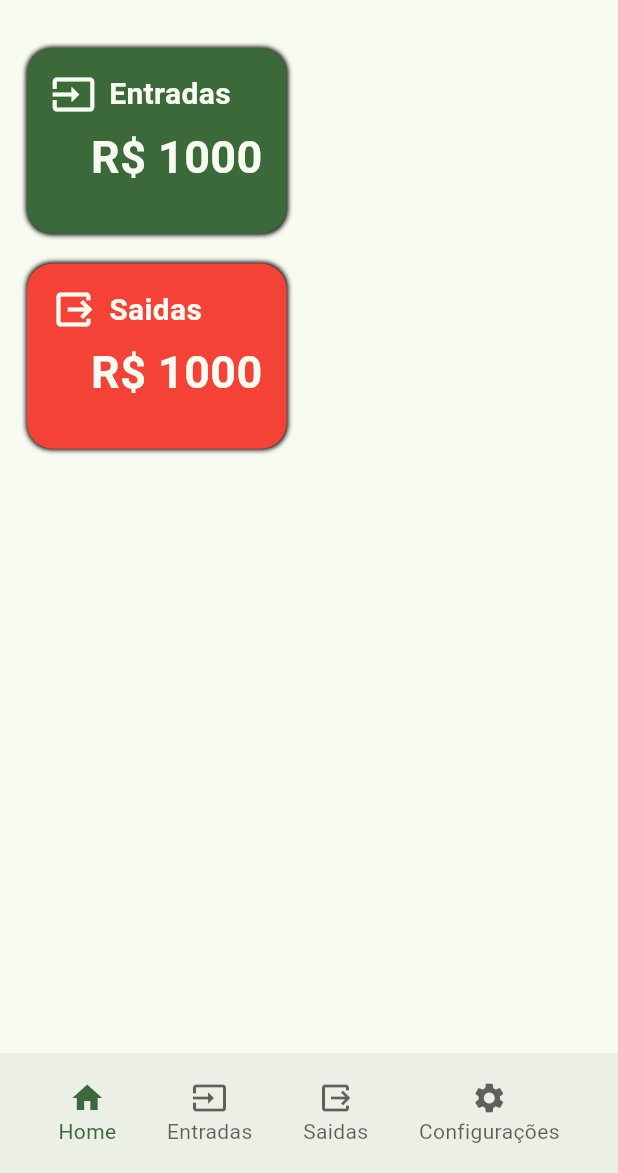
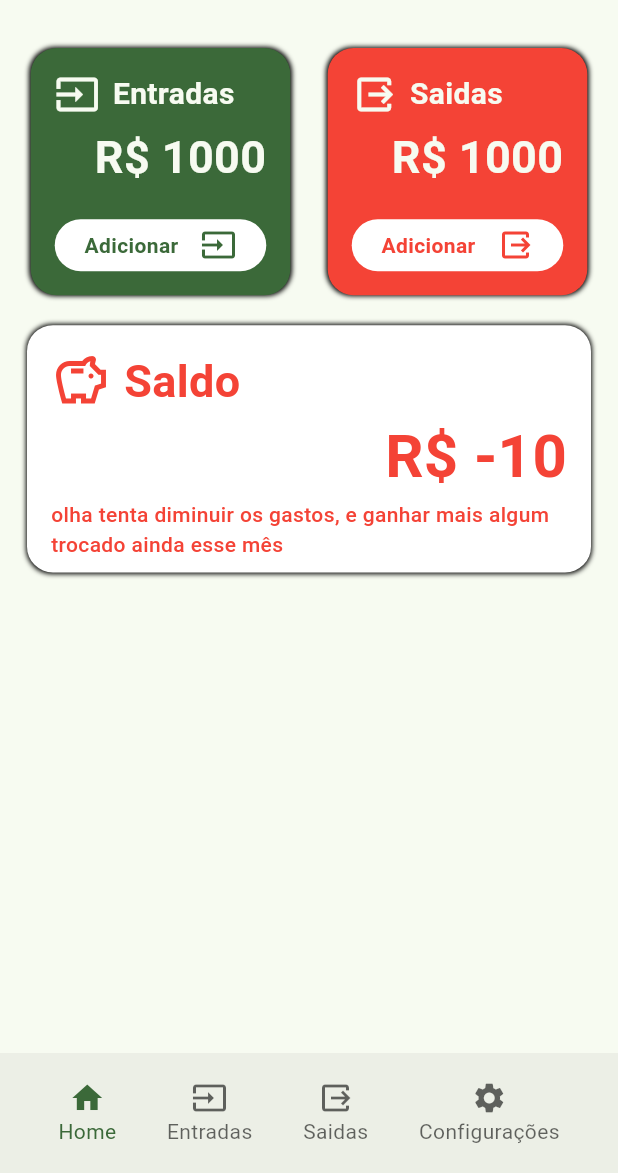
Before and after one commit to celjr/financecontrol, a Flutter app: the screen it shows after launch, on a phone screen of 412 x 824 dp, the part 63-1236 px from its top. Run offline on Flutter 3.47's test engine with Material 2 defaults, Android fonts, the phone set to English and light mode, and no system bars; our stand-ins replace flutter_modular.

Commit message:
card saldo

```diff
--- a/lib/src/modules/dashboard/view/home_page.dart
+++ b/lib/src/modules/dashboard/view/home_page.dart
@@ -22,11 +22,14 @@ class _HomePageState extends State<HomePage> {
         padding: const EdgeInsets.all(8.0),
         child: Column(
           children: [
+            Row(
+              mainAxisAlignment: MainAxisAlignment.spaceAround,
+              children: [
                 _card(
                     title: 'Entradas',
                     value: '1000',
                     width: screenSize.width * 0.42,
-                height: screenSize.width * 0.3,
+                    height: screenSize.width * 0.4,
                     icon: Icons.input,
                     context: context,
                     color: Theme.of(context).primaryColor),
@@ -34,10 +37,19 @@ class _HomePageState extends State<HomePage> {
                     title: 'Saidas',
                     value: '1000',
                     width: screenSize.width * 0.42,
-                height: screenSize.width * 0.3,
+                    height: screenSize.width * 0.4,
                     context: context,
                     color: Colors.red,
                     icon: Icons.output)
+              ],
+            ),
+            _cardSaldo(
+                title: 'Saldo',
+                value: '-10',
+                width: screenSize.width * 0.42,
+                height: screenSize.width * 0.4,
+                icon: Icons.savings_outlined,
+                context: context)
           ],
         ),
       ),
@@ -55,15 +67,12 @@ class _HomePageState extends State<HomePage> {
       required BuildContext context}) {
     return Padding(
       padding: const EdgeInsets.all(10.0),
-      child: GestureDetector(
-        onTap: onTap ?? () {},
       child: Container(
         decoration: BoxDecoration(
             color: color,
             borderRadius: BorderRadius.circular(width * 0.1),
             boxShadow: const [
-                BoxShadow(
-                    color: Colors.black, blurRadius: 2.5, spreadRadius: 0.5)
+              BoxShadow(color: Colors.black, blurRadius: 2.5, spreadRadius: 0.5)
             ]),
         height: height,
         width: width,
@@ -108,8 +117,118 @@ class _HomePageState extends State<HomePage> {
                   ),
                 ],
               ),
+              const Expanded(child: SizedBox()),
+              GestureDetector(
+                onTap: onTap ?? () {},
+                child: Container(
+                  padding: EdgeInsets.all(5),
+                  decoration: BoxDecoration(
+                    color: Colors.white,
+                    borderRadius: BorderRadius.circular(width * 0.1),
+                  ),
+                  height: width * 0.2,
+                  child: Row(
+                    crossAxisAlignment: CrossAxisAlignment.center,
+                    mainAxisAlignment: MainAxisAlignment.spaceEvenly,
+                    children: [
+                      Text(
+                        'Adicionar',
+                        style: TextStyle(
+                            fontWeight: FontWeight.bold, color: color),
+                      ),
+                      Icon(icon, color: color)
                     ],
                   ),
+                ),
+              )
+            ],
+          ),
+        ),
+      ),
+    );
+  }
+
+  Widget _cardSaldo(
+      {required String title,
+      required String value,
+      required double width,
+      required double height,
+      required IconData icon,
+      required BuildContext context}) {
+    Color color;
+    String recommendation;
+    double valueDouble = double.parse(value);
+    if (valueDouble > 0) {
+      color = Theme.of(context).primaryColor;
+      recommendation =
+          'Se quiser economizar ou investir uma graninha continua assim que vai sobrar um money esse mês';
+    } else if (valueDouble < 0) {
+      color = Colors.red;
+      recommendation =
+          'olha tenta diminuir os gastos, e ganhar mais algum trocado ainda esse mês';
+    } else {
+      color = Colors.black;
+      recommendation = 'Está ok só não pode gastar mais nada';
+    }
+    return Padding(
+      padding: const EdgeInsets.all(10.0),
+      child: Container(
+        decoration: BoxDecoration(
+            color: Colors.white,
+            borderRadius: BorderRadius.circular(width * 0.1),
+            boxShadow: const [
+              BoxShadow(color: Colors.black, blurRadius: 2.5, spreadRadius: 0.5)
+            ]),
+        height: height,
+        child: Padding(
+          padding: const EdgeInsets.all(16.0),
+          child: Column(
+            crossAxisAlignment: CrossAxisAlignment.start,
+            mainAxisAlignment: MainAxisAlignment.spaceAround,
+            children: [
+              Row(
+                crossAxisAlignment: CrossAxisAlignment.center,
+                children: [
+                  Icon(
+                    icon,
+                    color: color,
+                    size: 40,
+                  ),
+                  SizedBox(
+                    width: width * 0.05,
+                  ),
+                  Text(
+                    title,
+                    style: TextStyle(
+                        fontWeight: FontWeight.bold,
+                        fontSize: 30,
+                        color: color),
+                  ),
+                ],
+              ),
+
+              Row(
+                children: [
+                  const Expanded(child: SizedBox()),
+                  Text(
+                    'R\$ $value',
+                    style: TextStyle(
+                        fontWeight: FontWeight.bold,
+                        fontSize: 40,
+                        color: color),
+                  ),
+                ],
+              ),
+              Center(
+                child: Text(
+                  recommendation,
+                  style: TextStyle(
+                      fontWeight: FontWeight.w500,
+                      fontSize: 14,
+                      color: valueDouble == 0 ? Colors.black : color),
+                ),
+              ),
+            ],
           ),
         ),
       ),
```
Lines whose indentation alone changed are shown as unchanged.
